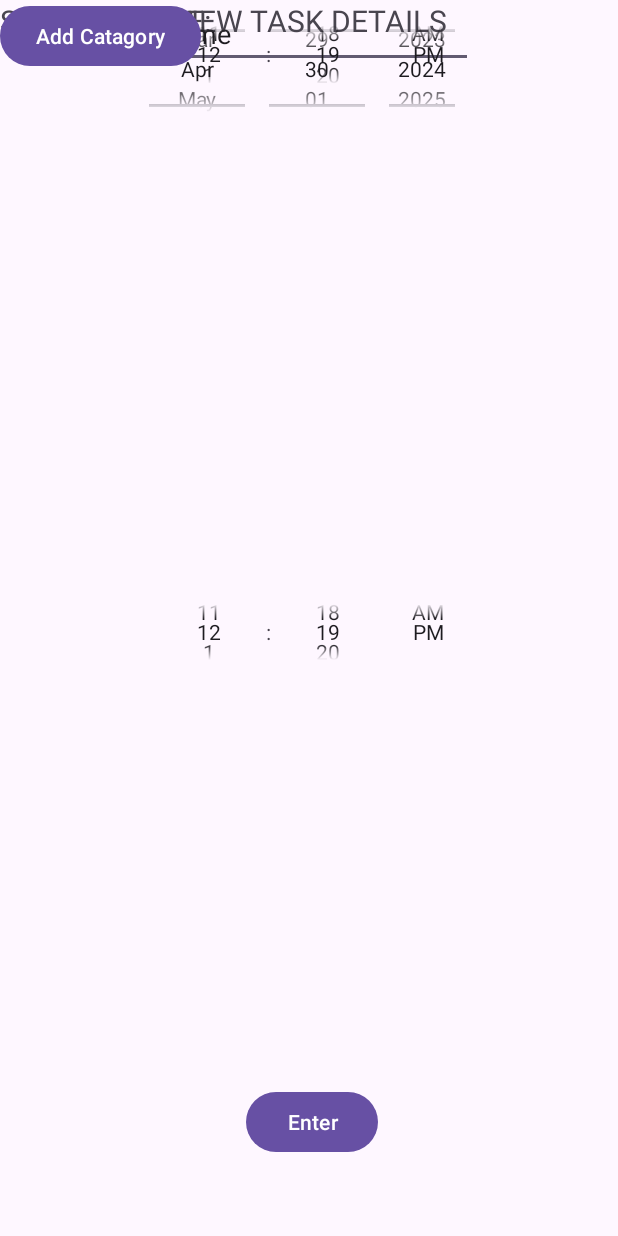
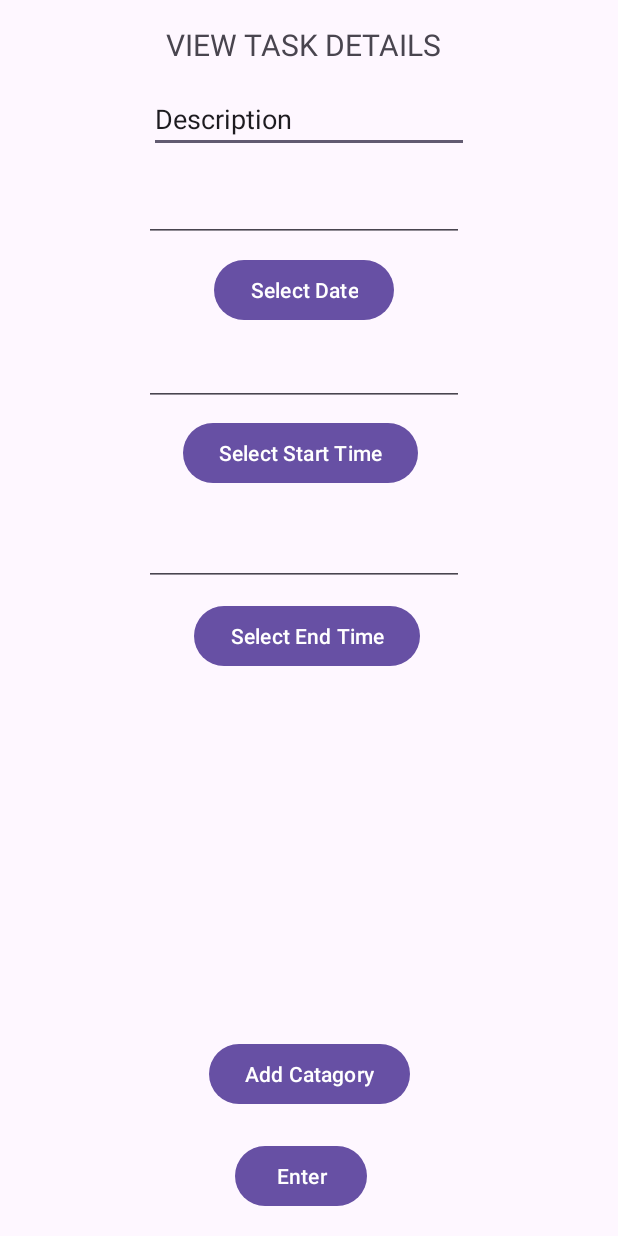
Before and after one commit to TiffanyAmberJacobs/ChronologApp, an Android app: the AddTask screen opened directly, with no data from a screen before it, on a phone screen of 412 x 824 dp. Run offline under Robolectric (Android 15) with nearby library versions, the phone set to English and light mode, and no system bars.

Commit message:
Added Timesheet Functions

```diff
--- a/app/src/main/java/com/example/chronologapp/AddTask.kt
+++ b/app/src/main/java/com/example/chronologapp/AddTask.kt
@@ -5,16 +5,89 @@ import androidx.activity.enableEdgeToEdge
 import androidx.appcompat.app.AppCompatActivity
 import androidx.core.view.ViewCompat
 import androidx.core.view.WindowInsetsCompat
+import android.app.DatePickerDialog
+import android.app.TimePickerDialog
+import android.view.View
+import android.widget.Button
+import android.widget.EditText
+import android.widget.Toast
+import java.util.Calendar
 
-class AddTask : AppCompatActivity() {
+class AddTask : AppCompatActivity(), View.OnClickListener {
+
+    private lateinit var btnDatePicker: Button
+    private lateinit var btnStartTimePicker: Button
+    private lateinit var btnEndTimePicker: Button
+    private lateinit var txtStartTime: EditText
+    private lateinit var txtEndTime: EditText
+    private lateinit var txtDate: EditText
+    private var mYear: Int = 0
+    private var mMonth: Int = 0
+    private var mDay: Int = 0
+    private var mHour: Int = 0
+    private var mMinute: Int = 0
     override fun onCreate(savedInstanceState: Bundle?) {
         super.onCreate(savedInstanceState)
         enableEdgeToEdge()
         setContentView(R.layout.activity_add_timesheet)
+
+        btnDatePicker = findViewById(R.id.btn_date)
+        btnStartTimePicker = findViewById(R.id.btn_start_time)
+        btnEndTimePicker = findViewById(R.id.btn_end_time)
+        txtDate = findViewById(R.id.in_date)
+        txtStartTime = findViewById(R.id.in_start_time)
+        txtEndTime = findViewById(R.id.in_end_time)
+
+        btnDatePicker.setOnClickListener(this)
+        btnStartTimePicker.setOnClickListener(this)
+        btnEndTimePicker.setOnClickListener(this)
+
+
         ViewCompat.setOnApplyWindowInsetsListener(findViewById(R.id.main)) { v, insets ->
             val systemBars = insets.getInsets(WindowInsetsCompat.Type.systemBars())
             v.setPadding(systemBars.left, systemBars.top, systemBars.right, systemBars.bottom)
             insets
+
         }
+
+
+    }
+
+    override fun onClick(v: View) {
+        val c = Calendar.getInstance()
+        mYear = c.get(Calendar.YEAR)
+        mMonth = c.get(Calendar.MONTH)
+        mDay = c.get(Calendar.DAY_OF_MONTH)
+        mHour = c.get(Calendar.HOUR_OF_DAY)
+        mMinute = c.get(Calendar.MINUTE)
+
+        when (v.id) {
+            R.id.btn_date -> {
+                DatePickerDialog(this, { _, year, monthOfYear, dayOfMonth ->
+                    txtDate.setText("$dayOfMonth-${monthOfYear + 1}-$year")
+                }, mYear, mMonth, mDay).show()
+            }
+            R.id.btn_start_time -> {
+                TimePickerDialog(this, { _, hourOfDay, minute ->
+                    txtStartTime.setText("$hourOfDay:$minute")
+                }, mHour, mMinute, false).show()
+            }
+            R.id.btn_end_time -> {
+                TimePickerDialog(this, { _, hourOfDay, minute ->
+                    if (isValidEndTime(hourOfDay, minute)) {
+                        txtEndTime.setText("$hourOfDay:$minute")
+                    } else {
+                        // Show a message to the user that the end time must be later than the start time
+                        Toast.makeText(this, "End time must be later than start time", Toast.LENGTH_SHORT).show()
+                    }
+                }, mHour, mMinute, false).show()
+            }
+        }
+
+    }
+    private fun isValidEndTime(hourOfDay: Int, minute: Int): Boolean {
+        val startTime = txtStartTime.text.toString().split(":")
+        val endTime = "$hourOfDay:$minute"
+        return endTime > startTime.joinToString(":")
     }
 }
--- a/app/src/main/java/com/example/chronologapp/Login.kt
+++ b/app/src/main/java/com/example/chronologapp/Login.kt
@@ -36,7 +36,7 @@ class Login : AppCompatActivity() {
 
                     Toast.makeText(this, "Successfully Logged In", Toast.LENGTH_SHORT).show()
                     found = true
-                    val intent = Intent(this,MainActivity::class.java)
+                    val intent = Intent(this,AddTask::class.java)
                     startActivity(intent)
                 break
                 }
--- a/app/src/main/res/layout/activity_add_timesheet.xml
+++ b/app/src/main/res/layout/activity_add_timesheet.xml
@@ -11,95 +11,125 @@
         android:id="@+id/textView6"
         android:layout_width="wrap_content"
         android:layout_height="wrap_content"
+        android:layout_marginTop="223dp"
+        android:layout_marginEnd="36dp"
         android:text="SELECT IMAGE:"
         android:textSize="20sp"
-        tools:layout_editor_absoluteX="233dp"
-        tools:layout_editor_absoluteY="954dp" />
+        app:layout_constraintEnd_toEndOf="parent"
+        app:layout_constraintTop_toBottomOf="parent" />
 
 
     <TextView
         android:id="@+id/textView8"
         android:layout_width="wrap_content"
         android:layout_height="wrap_content"
+        android:layout_marginStart="11dp"
+        android:layout_marginTop="16dp"
         android:text="VIEW TASK DETAILS"
         android:textSize="20sp"
-        app:layout_constraintEnd_toEndOf="parent"
-        app:layout_constraintStart_toStartOf="parent"
-        tools:layout_editor_absoluteY="16dp" />
+        app:layout_constraintStart_toStartOf="@+id/txtDescription"
+        app:layout_constraintTop_toTopOf="parent" />
 
     <EditText
         android:id="@+id/txtDescription"
         android:layout_width="wrap_content"
         android:layout_height="wrap_content"
+        android:layout_marginTop="13dp"
         android:ems="10"
         android:inputType="text"
-        android:text="Name"
+        android:text="Description"
         app:layout_constraintEnd_toEndOf="parent"
-        app:layout_constraintHorizontal_bias="0.512"
         app:layout_constraintStart_toStartOf="parent"
-        tools:layout_editor_absoluteY="56dp" />
+        app:layout_constraintTop_toBottomOf="@+id/textView8" />
 
     <Button
         android:id="@+id/btnAddSheet"
         android:layout_width="wrap_content"
         android:layout_height="wrap_content"
-        android:layout_marginEnd="160dp"
-        android:layout_marginBottom="52dp"
+        android:layout_marginStart="17dp"
+        android:layout_marginBottom="16dp"
         android:text="Enter"
         app:layout_constraintBottom_toBottomOf="parent"
-        app:layout_constraintEnd_toEndOf="parent" />
-
-    <DatePicker
-        android:id="@+id/date"
-        android:layout_width="228dp"
-        android:layout_height="91dp"
-        android:calendarViewShown="false"
-        android:datePickerMode="spinner"
-        app:layout_constraintEnd_toEndOf="parent"
-        app:layout_constraintHorizontal_bias="0.497"
-        app:layout_constraintStart_toStartOf="parent"
-        tools:layout_editor_absoluteY="112dp" />
-
-    <TimePicker
-        android:id="@+id/timeStart"
-        android:layout_width="229dp"
-        android:layout_height="72dp"
-        android:layout_centerHorizontal="true"
-        android:timePickerMode="spinner"
-        app:layout_constraintEnd_toEndOf="parent"
-        app:layout_constraintStart_toStartOf="parent"
-        tools:layout_editor_absoluteY="210dp" />
-
-    <TimePicker
-        android:id="@+id/timeEnd"
-        android:layout_width="229dp"
-        android:layout_height="70dp"
-        android:layout_centerHorizontal="true"
-        android:layout_marginStart="24dp"
-        android:layout_marginBottom="368dp"
-        android:timePickerMode="spinner"
-        app:layout_constraintBottom_toBottomOf="parent"
-        app:layout_constraintEnd_toEndOf="parent"
-        app:layout_constraintHorizontal_bias="0.424"
-        app:layout_constraintStart_toStartOf="parent" />
+        app:layout_constraintStart_toStartOf="@+id/btnAddCat" />
 
     <ImageView
         android:id="@+id/timeImage"
         android:layout_width="wrap_content"
         android:layout_height="wrap_content"
-        android:layout_marginBottom="224dp"
-        app:layout_constraintBottom_toBottomOf="parent"
-        app:layout_constraintEnd_toEndOf="parent"
-        app:layout_constraintHorizontal_bias="0.498"
-        app:layout_constraintStart_toStartOf="parent"
+        android:layout_marginBottom="12dp"
+        app:layout_constraintBottom_toTopOf="@+id/btnAddCat"
+        app:layout_constraintEnd_toEndOf="@+id/btnAddCat"
         tools:srcCompat="@tools:sample/avatars" />
 
     <Button
         android:id="@+id/btnAddCat"
         android:layout_width="wrap_content"
         android:layout_height="wrap_content"
+        android:layout_marginBottom="20dp"
         android:text="Add Catagory"
-        tools:layout_editor_absoluteX="134dp"
-        tools:layout_editor_absoluteY="548dp" />
+        app:layout_constraintBottom_toTopOf="@+id/btnAddSheet"
+        app:layout_constraintEnd_toEndOf="parent"
+        app:layout_constraintStart_toStartOf="parent" />
+
+    <Button
+        android:id="@+id/btn_date"
+        android:layout_width="wrap_content"
+        android:layout_height="wrap_content"
+        android:layout_marginTop="8dp"
+        android:text="Select Date"
+        app:layout_constraintEnd_toEndOf="@+id/in_date"
+        app:layout_constraintStart_toStartOf="@+id/in_date"
+        app:layout_constraintTop_toBottomOf="@+id/in_date" />
+
+    <Button
+        android:id="@+id/btn_start_time"
+        android:layout_width="wrap_content"
+        android:layout_height="wrap_content"
+        android:layout_marginStart="26dp"
+        android:layout_marginTop="7dp"
+        android:text="Select Start Time"
+        app:layout_constraintStart_toStartOf="@+id/in_start_time"
+        app:layout_constraintTop_toBottomOf="@+id/in_start_time" />
+
+    <Button
+        android:id="@+id/btn_end_time"
+        android:layout_width="wrap_content"
+        android:layout_height="wrap_content"
+        android:layout_marginTop="9dp"
+        android:layout_marginEnd="29dp"
+        android:text="Select End Time"
+        app:layout_constraintEnd_toEndOf="@+id/in_end_time"
+        app:layout_constraintTop_toBottomOf="@+id/in_end_time" />
+
+    <EditText
+        android:id="@+id/in_date"
+        android:layout_width="wrap_content"
+        android:layout_height="wrap_content"
+        android:layout_marginTop="14dp"
+        android:layout_marginEnd="3dp"
+        android:ems="10"
+        android:inputType="text"
+        app:layout_constraintEnd_toEndOf="@+id/txtDescription"
+        app:layout_constraintTop_toBottomOf="@+id/txtDescription" />
+
+    <EditText
+        android:id="@+id/in_start_time"
+        android:layout_width="wrap_content"
+        android:layout_height="wrap_content"
+        android:layout_marginTop="8dp"
+        android:ems="10"
+        android:inputType="text"
+        app:layout_constraintStart_toStartOf="@+id/in_date"
+        app:layout_constraintTop_toBottomOf="@+id/btn_date" />
+
+    <EditText
+        android:id="@+id/in_end_time"
+        android:layout_width="wrap_content"
+        android:layout_height="wrap_content"
+        android:layout_marginTop="19dp"
+        android:ems="10"
+        android:inputType="text"
+        app:layout_constraintStart_toStartOf="@+id/in_start_time"
+        app:layout_constraintTop_toBottomOf="@+id/btn_start_time" />
 
 </androidx.constraintlayout.widget.ConstraintLayout>
```
